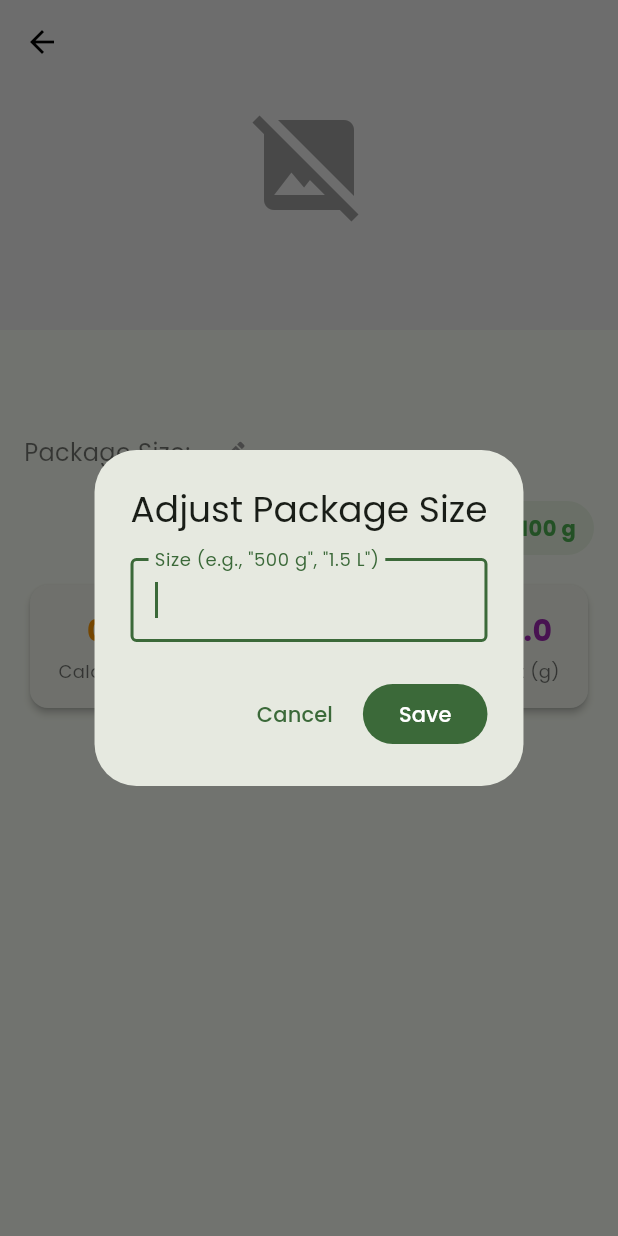
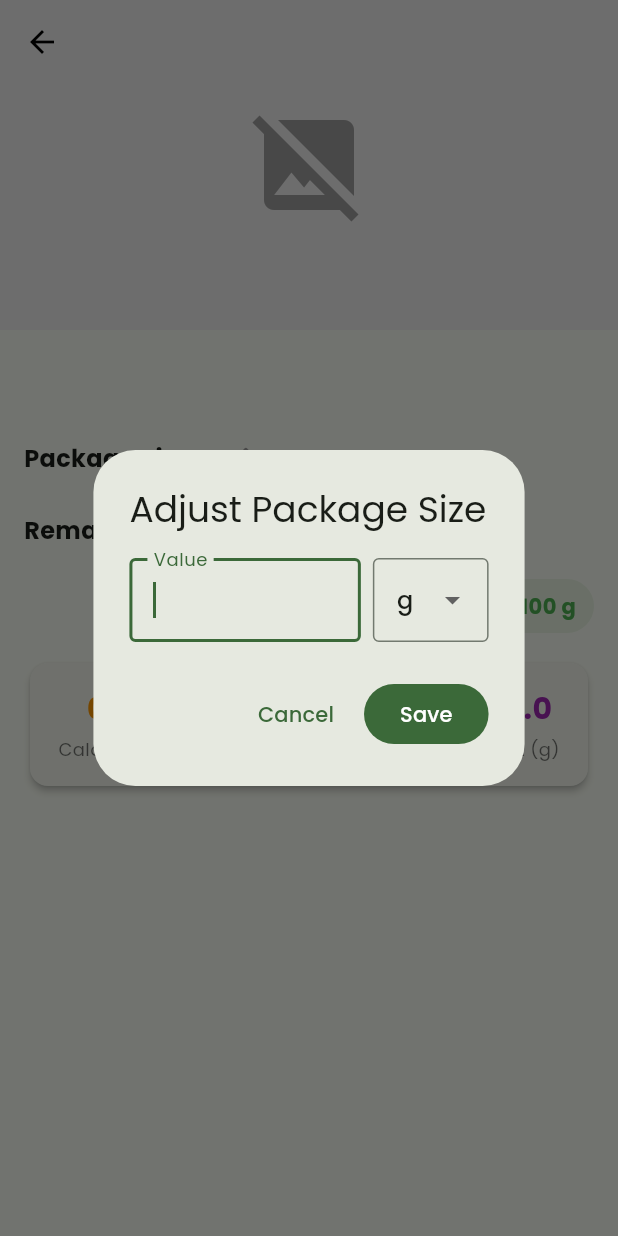
Before and after one commit to KOlCIqwq/DOOF, a Flutter app: the ProductDetailPage screen opened directly with empty values, after a tap on the "edit" icon, on a phone screen of 412 x 824 dp. Run offline on Flutter 3.47's test engine with Material 3 defaults, Android fonts, the phone set to English and light mode, and no system bars; our stand-ins replace cached_network_image, camera, fl_chart, permission_handler, shared_preferences; missing offline and left inert: openfoodfacts; accounts and stored records are empty.

Commit message:
added remaining on product page, restrict input

```diff
--- a/lib/pages/product_detail_page.dart
+++ b/lib/pages/product_detail_page.dart
@@ -1,7 +1,9 @@
 import 'package:cached_network_image/cached_network_image.dart';
 import 'package:flutter/material.dart';
+import 'package:flutter/services.dart';
 import '../models/food_item.dart';
 import '../utils/nutrient_helper.dart';
+import '../utils/quantity_parser.dart';
 import '../widgets/adjust_package_size_dialog.dart';
 
 class ProductDetailPage extends StatefulWidget {
@@ -22,16 +24,25 @@ class _ProductDetailPageState extends State<ProductDetailPage> {
   int _selectedQuantity = 1;
   List<String> _availableModes = [];
   String? _currentMode;
+  late TextEditingController _remainingGramsController;
 
   @override
   void initState() {
     super.initState();
     _initializeModes();
+    _remainingGramsController = TextEditingController(
+      text: widget.product.inventoryGrams.round().toString(),
+    );
+  }
+
+  @override
+  void dispose() {
+    _remainingGramsController.dispose();
+    super.dispose();
   }
 
   void _initializeModes() {
     if (widget.product.nutriments.isEmpty) return;
-
     final modes = <String>{};
     for (var key in widget.product.nutriments.keys) {
       final parts = key.split('_');
@@ -39,16 +50,13 @@ class _ProductDetailPageState extends State<ProductDetailPage> {
         modes.add(parts.sublist(1).join('_'));
       }
     }
-
     if (modes.isEmpty) return;
-
     _availableModes = modes.toList();
     _availableModes.sort((a, b) {
       if (a.contains('100g')) return -1;
       if (b.contains('100g')) return 1;
       return a.compareTo(b);
     });
-
     setState(() {
       _currentMode = _availableModes.first;
     });
@@ -62,20 +70,29 @@ class _ProductDetailPageState extends State<ProductDetailPage> {
     );
 
     if (newSize != null && newSize.isNotEmpty && mounted) {
-      // Create a copy of the item with the original inventoryGrams but new packageSize
+      final newGramsPerUnit = QuantityParser.toGrams(
+        QuantityParser.parse(newSize),
+      );
+      // Reset the remaining grams to the new full package size
       final updatedItem = widget.product.copyWith(
         packageSize: newSize,
-        inventoryGrams: widget.product.inventoryGrams,
+        inventoryGrams: newGramsPerUnit,
       );
 
-      // Pop with a special map to signify an update
+      Navigator.pop(context, {'type': 'update', 'item': updatedItem});
+    }
+  }
+
+  void _updateRemainingGrams() {
+    final newGrams = double.tryParse(_remainingGramsController.text);
+    if (newGrams != null) {
+      final updatedItem = widget.product.copyWith(inventoryGrams: newGrams);
       Navigator.pop(context, {'type': 'update', 'item': updatedItem});
     }
   }
 
   Map<String, String> _getNutrientsForCurrentMode() {
     if (_currentMode == null) return {};
-
     final Map<String, String> filteredNutrients = {};
     widget.product.nutriments.forEach((key, value) {
       if (key.endsWith('$_currentMode')) {
@@ -183,6 +200,7 @@ class _ProductDetailPageState extends State<ProductDetailPage> {
   }
 
   Widget _buildHeader() {
+    final (_, unit) = QuantityParser.parse(widget.product.packageSize);
     return Padding(
       padding: const EdgeInsets.fromLTRB(16, 16, 16, 8),
       child: Column(
@@ -198,11 +216,15 @@ class _ProductDetailPageState extends State<ProductDetailPage> {
               'Brand: ${widget.product.brand}',
               style: const TextStyle(fontSize: 16, color: Colors.black54),
             ),
-          const SizedBox(height: 4),
+          const SizedBox(height: 8),
           Row(
             children: [
+              const Text(
+                'Package Size: ',
+                style: TextStyle(fontSize: 16, fontWeight: FontWeight.bold),
+              ),
               Text(
-                'Package Size: ${widget.product.packageSize}',
+                widget.product.packageSize,
                 style: const TextStyle(fontSize: 16, color: Colors.black54),
               ),
               IconButton(
@@ -218,6 +240,41 @@ class _ProductDetailPageState extends State<ProductDetailPage> {
               ),
             ],
           ),
+          Row(
+            children: [
+              const Text(
+                'Remaining: ',
+                style: TextStyle(fontSize: 16, fontWeight: FontWeight.bold),
+              ),
+              SizedBox(
+                width: 80,
+                child: TextField(
+                  controller: _remainingGramsController,
+                  keyboardType: const TextInputType.numberWithOptions(
+                    decimal: true,
+                  ),
+                  inputFormatters: [
+                    FilteringTextInputFormatter.allow(RegExp(r'^\d*\.?\d*')),
+                  ],
+                  decoration: InputDecoration(
+                    suffixText: unit.isNotEmpty ? ' $unit' : ' g',
+                    isDense: true,
+                  ),
+                ),
+              ),
+              IconButton(
+                onPressed: _updateRemainingGrams,
+                icon: const Icon(
+                  Icons.check_circle_outline,
+                  size: 20,
+                  color: Colors.green,
+                ),
+                tooltip: 'Update Remaining Amount',
+                padding: const EdgeInsets.all(4),
+                constraints: const BoxConstraints(),
+              ),
+            ],
+          ),
         ],
       ),
     );
@@ -227,7 +284,6 @@ class _ProductDetailPageState extends State<ProductDetailPage> {
     if (_availableModes.length <= 1 || _currentMode == null) {
       return const SizedBox.shrink();
     }
-
     return Padding(
       padding: const EdgeInsets.fromLTRB(16, 0, 16, 8),
       child: Row(
--- a/lib/widgets/adjust_package_size_dialog.dart
+++ b/lib/widgets/adjust_package_size_dialog.dart
@@ -1,4 +1,6 @@
 import 'package:flutter/material.dart';
+import 'package:flutter/services.dart';
+import '../utils/quantity_parser.dart';
 
 class AdjustPackageSizeDialog extends StatefulWidget {
   final String initialValue;
@@ -10,30 +12,93 @@ class AdjustPackageSizeDialog extends StatefulWidget {
 }
 
 class _AdjustPackageSizeDialogState extends State<AdjustPackageSizeDialog> {
-  late final TextEditingController _controller;
+  final _formKey = GlobalKey<FormState>();
+  late final TextEditingController _valueController;
+  String _selectedUnit = 'g';
+  final List<String> _units = ['g', 'kg', 'ml', 'L', 'oz', 'lb'];
 
   @override
   void initState() {
     super.initState();
-    _controller = TextEditingController(text: widget.initialValue);
+    final (value, unit) = QuantityParser.parse(widget.initialValue);
+    _valueController = TextEditingController(
+      text: value > 0 ? value.toString() : '',
+    );
+    if (_units.contains(unit)) {
+      _selectedUnit = unit;
+    }
   }
 
   @override
   void dispose() {
-    _controller.dispose();
+    _valueController.dispose();
     super.dispose();
+  }
+
+  void _onSave() {
+    if (_formKey.currentState!.validate()) {
+      final value = _valueController.text;
+      final newSize = '$value $_selectedUnit';
+      Navigator.pop(context, newSize);
+    }
   }
 
   @override
   Widget build(BuildContext context) {
     return AlertDialog(
       title: const Text('Adjust Package Size'),
-      content: TextField(
-        controller: _controller,
-        autofocus: true,
-        decoration: const InputDecoration(
-          labelText: 'Size (e.g., "500 g", "1.5 L")',
-          border: OutlineInputBorder(),
+      content: Form(
+        key: _formKey,
+        child: Row(
+          crossAxisAlignment: CrossAxisAlignment.start,
+          children: [
+            Expanded(
+              flex: 2,
+              child: TextFormField(
+                controller: _valueController,
+                autofocus: true,
+                keyboardType: const TextInputType.numberWithOptions(
+                  decimal: true,
+                ),
+                inputFormatters: [
+                  FilteringTextInputFormatter.allow(RegExp(r'^\d*\.?\d*')),
+                ],
+                decoration: const InputDecoration(
+                  labelText: 'Value',
+                  border: OutlineInputBorder(),
+                ),
+                validator: (value) {
+                  if (value == null ||
+                      value.isEmpty ||
+                      double.tryParse(value) == null) {
+                    return 'Required';
+                  }
+                  return null;
+                },
+              ),
+            ),
+            const SizedBox(width: 8),
+            Expanded(
+              flex: 1,
+              child: DropdownButtonFormField<String>(
+                value: _selectedUnit,
+                onChanged: (String? newValue) {
+                  if (newValue != null) {
+                    setState(() {
+                      _selectedUnit = newValue;
+                    });
+                  }
+                },
+                items: _units.map<DropdownMenuItem<String>>((String value) {
+                  return DropdownMenuItem<String>(
+                    value: value,
+                    child: Text(value),
+                  );
+                }).toList(),
+                decoration: const InputDecoration(border: OutlineInputBorder()),
+              ),
+            ),
+          ],
         ),
       ),
       actions: [
@@ -41,10 +106,7 @@ class _AdjustPackageSizeDialogState extends State<AdjustPackageSizeDialog> {
           onPressed: () => Navigator.pop(context),
           child: const Text('Cancel'),
         ),
-        FilledButton(
-          onPressed: () => Navigator.pop(context, _controller.text),
-          child: const Text('Save'),
-        ),
+        FilledButton(onPressed: _onSave, child: const Text('Save')),
       ],
     );
   }
```
